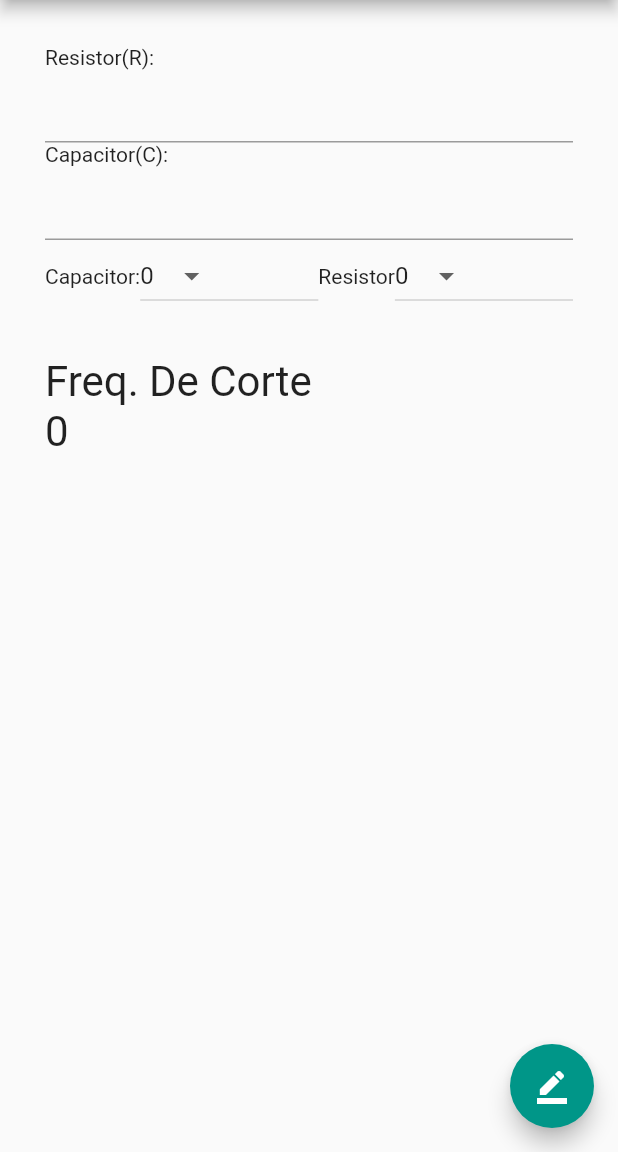
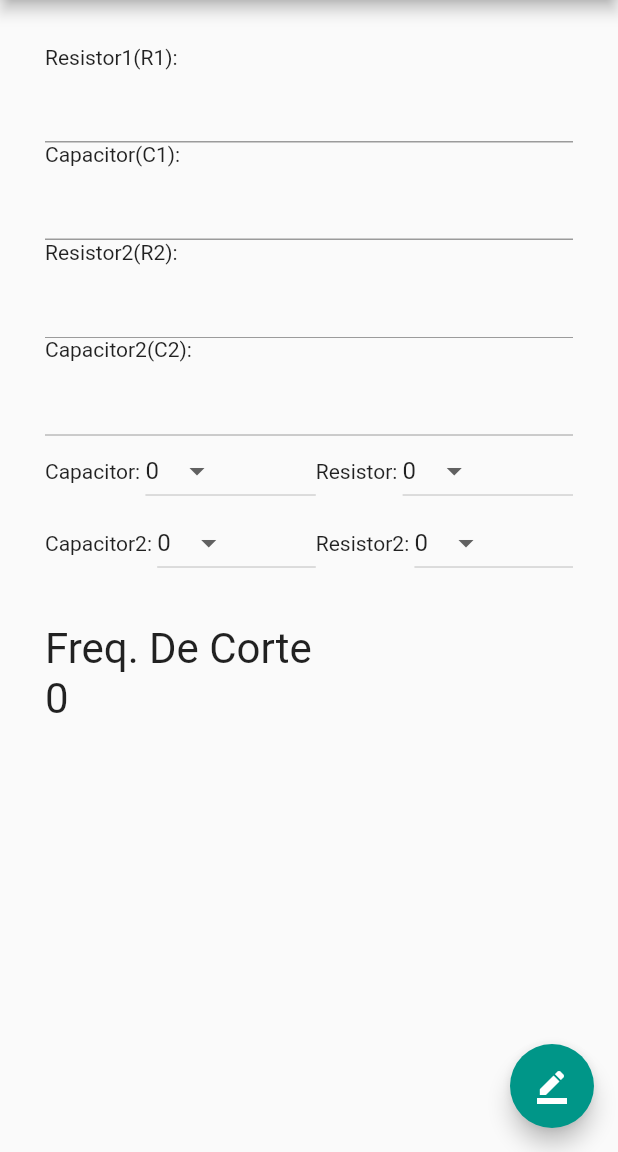
Before and after one commit to WagnerPaulino/frequencia-corte-app, a Flutter app: the screen it shows after launch, on a phone screen of 412 x 824 dp, the part 84-1236 px from its top. Run offline on Flutter 3.47's test engine with Material 2 defaults, Android fonts, the phone set to English and light mode, and no system bars.

Commit message:
adicao de mais campos

```diff
--- a/lib/main.dart
+++ b/lib/main.dart
@@ -35,6 +35,9 @@ class _MyHomePageState extends State<MyHomePage> {
   List<num> potencias = new List.from([0, 3, 6, 9, 12, -3, -6, -9, -12]);
   num potResistor = 0;
   num potCapacitor = 0;
+  num potResistor2 = 0;
+  num potCapacitor2 = 0;
+  bool enabled = false;
 
   List<DropdownMenuItem<num>> getDropDownMenuItems() {
     items = new List();
@@ -54,16 +57,29 @@ class _MyHomePageState extends State<MyHomePage> {
     }
     f.capacitor = math.pow(10, potCapacitor) * frequenciaCorte.capacitor;
     f.resistor = math.pow(10, potResistor) * frequenciaCorte.resistor;
-    print("valor do resistor: " + f.resistor.toString());
-    print("valor do capacitor: " + f.capacitor.toString());
+    f.capacitor2 = math.pow(10, potCapacitor2) * frequenciaCorte.capacitor2;
+    f.resistor2 = math.pow(10, potResistor2) * frequenciaCorte.resistor2;
     frequenciaCorte.resultado = fcs.calcular(f).resultado;
-    f =  new FrequenciaCorte();
+    f = new FrequenciaCorte();
   }
 
   @override
   void initState() {
     items = getDropDownMenuItems();
     super.initState();
+  }
+
+  isEnable() {
+    if (frequenciaCorte.capacitor != 0 && frequenciaCorte.resistor != 0) {
+      print(frequenciaCorte.capacitor);
+      print(frequenciaCorte.resistor);
+      this.setState(() => this.enabled = true);
+    } else {
+      this.setState(() => this.enabled = false);
+    }
+    if (frequenciaCorte.capacitor == null || frequenciaCorte.resistor == null) {
+      this.setState(() => this.enabled = false);
+    }
   }
 
   @override
@@ -79,47 +95,96 @@ class _MyHomePageState extends State<MyHomePage> {
                 mainAxisAlignment: MainAxisAlignment.center,
                 crossAxisAlignment: CrossAxisAlignment.start,
                 children: <Widget>[
-                  new Text("Resistor(R): ", textScaleFactor: 1),
+                  new Text("Resistor1(R1): ", textScaleFactor: 1),
                   new TextField(
                       onChanged: (t) {
                         frequenciaCorte.resistor =
                             t.isEmpty ? 0 : double.parse(t);
+                        this.isEnable();
                       },
                       style: new TextStyle(
                           fontSize: 25.0, height: 1.0, color: Colors.black)),
-                  new Text("Capacitor(C): ", textScaleFactor: 1),
+                  new Text("Capacitor(C1): ", textScaleFactor: 1),
                   new TextField(
                       onChanged: (t) {
                         frequenciaCorte.capacitor =
                             t.isEmpty ? 0 : double.parse(t);
+                        this.isEnable();
                       },
                       style: new TextStyle(
                           fontSize: 25.0, height: 1.0, color: Colors.black)),
+                  new Text("Resistor2(R2): ", textScaleFactor: 1),
+                  new TextField(
+                    onChanged: (t) {
+                      frequenciaCorte.resistor2 =
+                          t.isEmpty ? 0 : double.parse(t);
+                    },
+                    style: new TextStyle(
+                        fontSize: 25.0, height: 1.0, color: Colors.black),
+                    enabled: this.enabled,
+                  ),
+                  new Text("Capacitor2(C2): ", textScaleFactor: 1),
+                  new TextField(
+                      onChanged: (t) {
+                        frequenciaCorte.capacitor2 =
+                            t.isEmpty ? 0 : double.parse(t);
+                      },
+                      style: new TextStyle(
+                          fontSize: 25.0, height: 1.0, color: Colors.black),
+                      enabled: this.enabled),
+                  new Row(
+                    mainAxisSize: MainAxisSize.min,
+                    crossAxisAlignment: CrossAxisAlignment.center,
+                    children: <Widget>[
+                      new Text("Capacitor: "),
+                      new Expanded(
+                          child: new DropdownButton(
+                        value: potCapacitor,
+                        items: getDropDownMenuItems(),
+                        onChanged: (t) {
+                          this.setState(() {
+                            potCapacitor = t;
+                          });
+                        },
+                      )),
+                      new Text("Resistor: "),
+                      new Expanded(
+                          child: new DropdownButton(
+                        value: potResistor,
+                        items: getDropDownMenuItems(),
+                        onChanged: (t) {
+                          this.setState(() {
+                            potResistor = t;
+                          });
+                        },
+                      ))
+                    ],
+                  ),
                   new Padding(
                       padding: EdgeInsets.fromLTRB(0, 0, 0, 30),
                       child: new Row(
-                        mainAxisSize: MainAxisSize.max,
+                        mainAxisSize: MainAxisSize.min,
                         crossAxisAlignment: CrossAxisAlignment.center,
                         children: <Widget>[
-                          new Text("Capacitor:"),
+                          new Text("Capacitor2: "),
                           new Expanded(
                               child: new DropdownButton(
-                            value: potCapacitor,
+                            value: potCapacitor2,
                             items: getDropDownMenuItems(),
                             onChanged: (t) {
                               this.setState(() {
-                                potCapacitor = t;
+                                potCapacitor2 = t;
                               });
                             },
                           )),
-                          new Text("Resistor"),
+                          new Text("Resistor2: "),
                           new Expanded(
                               child: new DropdownButton(
-                            value: potResistor,
+                            value: potResistor2,
                             items: getDropDownMenuItems(),
                             onChanged: (t) {
                               this.setState(() {
-                                potResistor = t;
+                                potResistor2 = t;
                               });
                             },
                           ))
--- a/lib/model/frequencia-corte.dart
+++ b/lib/model/frequencia-corte.dart
@@ -2,6 +2,8 @@ import 'dart:math' as math;
 class FrequenciaCorte {
   final pi = math.pi;
   double resistor;
+  double resistor2;
   double capacitor;
+  double capacitor2;
   double resultado;
 }
--- a/lib/service/frequenciaCorte-service.dart
+++ b/lib/service/frequenciaCorte-service.dart
@@ -1,13 +1,17 @@
 import '../model/frequencia-corte.dart';
+import 'dart:math' as math;
 
 class FrequenciaCorteService {
 
   FrequenciaCorte calcular(FrequenciaCorte frequencia) {
+    double sum = 0.0;
     if (frequencia.capacitor != null || frequencia.resistor != null) {
-      frequencia.resultado =
-          1 /
-          (2 * frequencia.pi * frequencia.resistor * frequencia.capacitor);
+      sum += frequencia.capacitor * frequencia.resistor;
     }
+    if (frequencia.capacitor2 != null || frequencia.resistor2 != null) {
+      sum += frequencia.capacitor2 * frequencia.resistor2;
+    }
+    frequencia.resultado = 1 / (2 * frequencia.pi * math.sqrt(sum));
     return frequencia;
   }
 }
```
